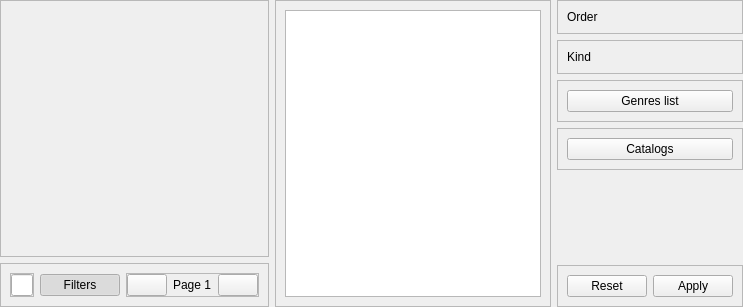
Above: data/ui/widgets/facial.ui from brandonzorn/Nlight before the change. Below: the same form after it.
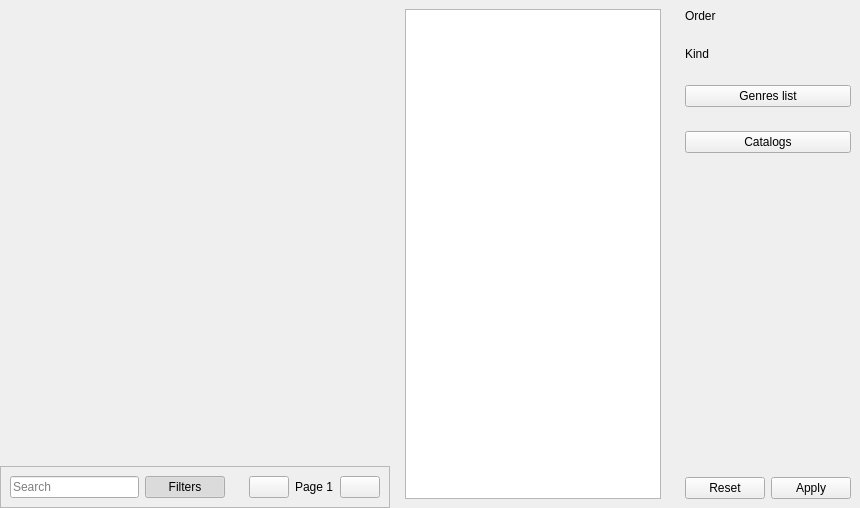
That is the form after the change. Custom widgets are drawn as their Qt base class.

```diff
--- a/data/ui/widgets/facial.ui
+++ b/data/ui/widgets/facial.ui
@@ -6,8 +6,8 @@
    <rect>
     <x>0</x>
     <y>0</y>
-    <width>740</width>
-    <height>307</height>
+    <width>860</width>
+    <height>508</height>
    </rect>
   </property>
   <property name="locale">
@@ -36,12 +36,6 @@
          <verstretch>0</verstretch>
         </sizepolicy>
        </property>
-       <property name="frameShape">
-        <enum>QFrame::StyledPanel</enum>
-       </property>
-       <property name="frameShadow">
-        <enum>QFrame::Raised</enum>
-       </property>
        <layout class="QVBoxLayout" name="items_layout"/>
       </widget>
      </item>
@@ -54,15 +48,6 @@
         <enum>QFrame::Raised</enum>
        </property>
        <layout class="QHBoxLayout" name="horizontalLayout_3">
-        <item>
-         <widget class="QFrame" name="text_frame">
-          <property name="frameShape">
-           <enum>QFrame::StyledPanel</enum>
-          </property>
-          <property name="frameShadow">
-           <enum>QFrame::Raised</enum>
-          </property>
-          <layout class="QHBoxLayout" name="horizontalLayout_2">
            <property name="leftMargin">
             <number>0</number>
            </property>
@@ -76,9 +61,13 @@
             <number>0</number>
            </property>
            <item>
-            <widget class="SearchLineEdit" name="title_line"/>
-           </item>
-          </layout>
+         <widget class="SimpleCardWidget" name="text_frame">
+          <layout class="QHBoxLayout" name="horizontalLayout">
+           <item>
+            <widget class="SearchLineEdit" name="title_line">
+             <property name="placeholderText">
+              <string>Search</string>
+             </property>
          </widget>
         </item>
         <item>
@@ -94,27 +83,12 @@
           </property>
          </widget>
         </item>
+          </layout>
+         </widget>
+        </item>
         <item>
-         <widget class="QFrame" name="page_frame">
-          <property name="frameShape">
-           <enum>QFrame::StyledPanel</enum>
-          </property>
-          <property name="frameShadow">
-           <enum>QFrame::Raised</enum>
-          </property>
-          <layout class="QHBoxLayout" name="horizontalLayout">
-           <property name="leftMargin">
-            <number>0</number>
-           </property>
-           <property name="topMargin">
-            <number>0</number>
-           </property>
-           <property name="rightMargin">
-            <number>0</number>
-           </property>
-           <property name="bottomMargin">
-            <number>0</number>
-           </property>
+         <widget class="SimpleCardWidget" name="page_frame">
+          <layout class="QHBoxLayout" name="horizontalLayout_9">
            <item>
             <widget class="PushButton" name="prev_btn">
              <property name="text">
@@ -166,14 +140,8 @@
        <number>0</number>
       </property>
       <item>
-       <widget class="QFrame" name="catalogs_frame">
-        <property name="frameShape">
-         <enum>QFrame::StyledPanel</enum>
-        </property>
-        <property name="frameShadow">
-         <enum>QFrame::Raised</enum>
-        </property>
-        <layout class="QVBoxLayout" name="verticalLayout_3">
+       <widget class="ElevatedCardWidget" name="catalogs_frame">
+        <layout class="QVBoxLayout" name="verticalLayout_4">
          <item>
           <widget class="ListWidget" name="catalogs_list">
            <property name="sizePolicy">
@@ -203,17 +171,8 @@
           <number>0</number>
          </property>
          <item>
-          <widget class="QFrame" name="orders_frame">
-           <property name="styleSheet">
-            <string notr="true"/>
-           </property>
-           <property name="frameShape">
-            <enum>QFrame::StyledPanel</enum>
-           </property>
-           <property name="frameShadow">
-            <enum>QFrame::Raised</enum>
-           </property>
-           <layout class="QVBoxLayout" name="verticalLayout_5">
+          <widget class="SimpleCardWidget" name="orders_frame">
+           <layout class="QVBoxLayout" name="verticalLayout">
             <item>
              <widget class="BodyLabel" name="label">
               <property name="text">
@@ -228,17 +187,8 @@
           </widget>
          </item>
          <item>
-          <widget class="QFrame" name="kinds_frame">
-           <property name="styleSheet">
-            <string notr="true"/>
-           </property>
-           <property name="frameShape">
-            <enum>QFrame::StyledPanel</enum>
-           </property>
-           <property name="frameShadow">
-            <enum>QFrame::Raised</enum>
-           </property>
-           <layout class="QVBoxLayout" name="verticalLayout_4">
+          <widget class="SimpleCardWidget" name="kinds_frame">
+           <layout class="QVBoxLayout" name="verticalLayout_5">
             <item>
              <widget class="BodyLabel" name="label_2">
               <property name="text">
@@ -253,14 +203,8 @@
           </widget>
          </item>
          <item>
-          <widget class="QFrame" name="genres_frame">
-           <property name="frameShape">
-            <enum>QFrame::StyledPanel</enum>
-           </property>
-           <property name="frameShadow">
-            <enum>QFrame::Raised</enum>
-           </property>
-           <layout class="QVBoxLayout" name="verticalLayout_6">
+          <widget class="SimpleCardWidget" name="genres_frame">
+           <layout class="QHBoxLayout" name="horizontalLayout_8">
             <item>
              <widget class="PushButton" name="genres_btn">
               <property name="text">
@@ -272,14 +216,8 @@
           </widget>
          </item>
          <item>
-          <widget class="QFrame" name="filter_catalog_frame">
-           <property name="frameShape">
-            <enum>QFrame::StyledPanel</enum>
-           </property>
-           <property name="frameShadow">
-            <enum>QFrame::Raised</enum>
-           </property>
-           <layout class="QVBoxLayout" name="verticalLayout_7">
+          <widget class="SimpleCardWidget" name="filter_catalog_frame">
+           <layout class="QHBoxLayout" name="horizontalLayout_4">
             <item>
              <widget class="PushButton" name="catalogs_btn">
               <property name="text">
@@ -304,14 +242,8 @@
           </spacer>
          </item>
          <item>
-          <widget class="QFrame" name="filter_actions_frame">
-           <property name="frameShape">
-            <enum>QFrame::StyledPanel</enum>
-           </property>
-           <property name="frameShadow">
-            <enum>QFrame::Raised</enum>
-           </property>
-           <layout class="QHBoxLayout" name="horizontalLayout_4">
+          <widget class="SimpleCardWidget" name="filter_actions_frame">
+           <layout class="QHBoxLayout" name="horizontalLayout_7">
             <item>
              <widget class="PushButton" name="reset_btn">
               <property name="text">
@@ -343,6 +275,24 @@
    <extends>QPushButton</extends>
    <header>qfluentwidgets</header>
   </customwidget>
+  <customwidget>
+   <class>CardWidget</class>
+   <extends>QFrame</extends>
+   <header>qfluentwidgets</header>
+   <container>1</container>
+  </customwidget>
+  <customwidget>
+   <class>ElevatedCardWidget</class>
+   <extends>SimpleCardWidget</extends>
+   <header>qfluentwidgets</header>
+   <container>1</container>
+  </customwidget>
+  <customwidget>
+   <class>SimpleCardWidget</class>
+   <extends>CardWidget</extends>
+   <header>qfluentwidgets</header>
+   <container>1</container>
+  </customwidget>
   <customwidget>
    <class>BodyLabel</class>
    <extends>QLabel</extends>
```
Left out of the diff: 2 changed lines with no effect on the pictures. Lines whose indentation alone changed are shown as unchanged.
